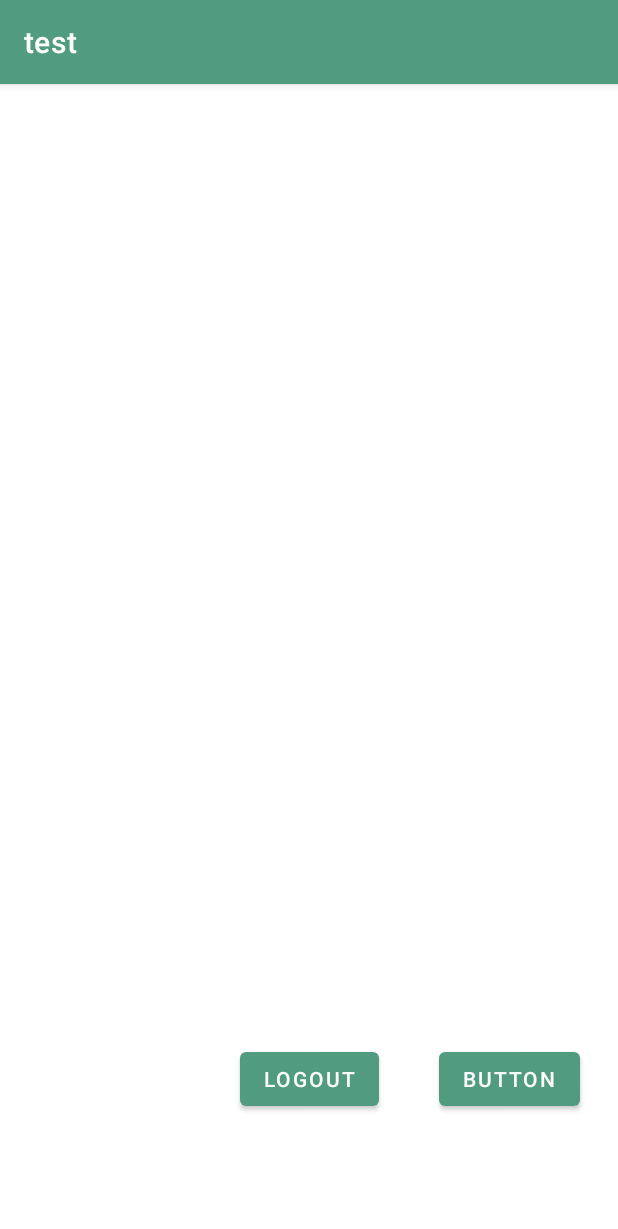
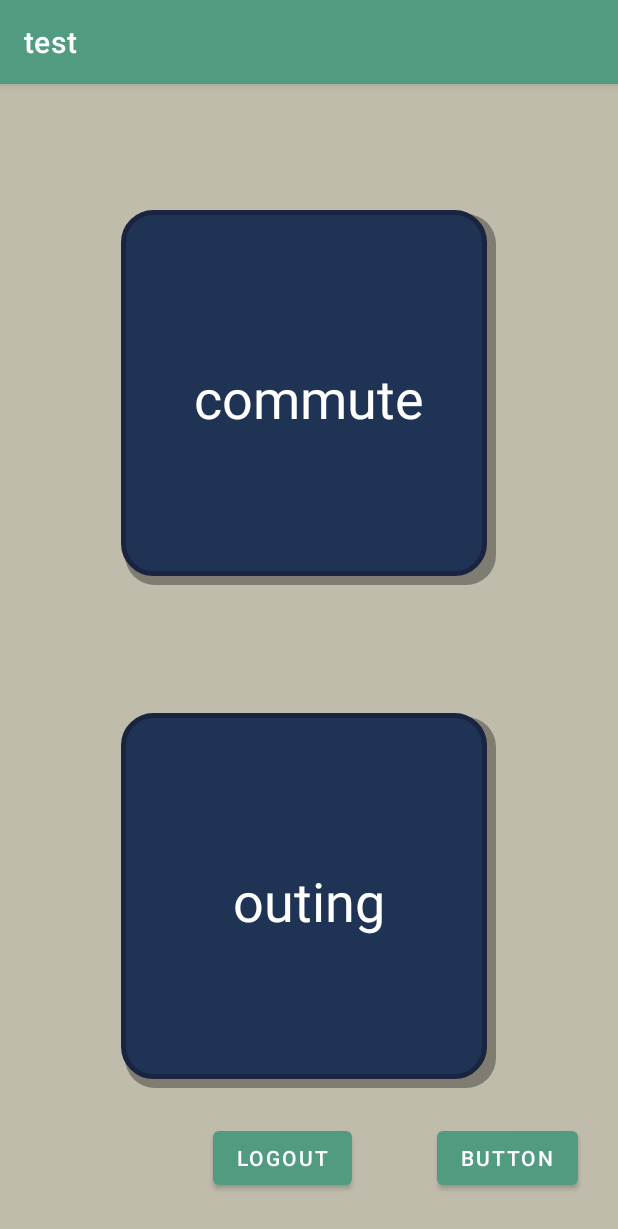
Before and after one commit to joey60504/SDHW, an Android app: the screen it shows after launch (MainActivity), on a phone screen of 412 x 824 dp. Shown: the top 1229 px of the screen. Run offline under Robolectric (Android 15) with nearby library versions, the phone set to English and light mode, and no system bars; our stand-ins replace Firebase (no records; nobody signed in at launch, a user with empty details on screens opened directly); libraries missing offline, so code that uses them is left out: com.firebase.ui; 2 statements that could not run were skipped.

Commit message:
修改前端部分

```diff
--- a/app/src/main/java/com/example/myapplication/login1.kt
+++ /dev/null
@@ -1,11 +0,0 @@
-package com.example.myapplication
-
-import android.os.Bundle
-import androidx.appcompat.app.AppCompatActivity
-
-class login1 : AppCompatActivity() {
-    override fun onCreate(savedInstanceState: Bundle?) {
-        super.onCreate(savedInstanceState)
-        setContentView(R.layout.activity_login1)
-    }
-}
--- a/app/src/main/java/com/example/myapplication/start.kt
+++ /dev/null
@@ -1,11 +0,0 @@
-package com.example.myapplication
-
-import android.os.Bundle
-import androidx.appcompat.app.AppCompatActivity
-
-class start : AppCompatActivity() {
-    override fun onCreate(savedInstanceState: Bundle?) {
-        super.onCreate(savedInstanceState)
-        setContentView(R.layout.activity_start)
-    }
-}
--- a/app/src/main/res/layout/activity_main.xml
+++ b/app/src/main/res/layout/activity_main.xml
@@ -4,6 +4,7 @@
     xmlns:tools="http://schemas.android.com/tools"
     android:layout_width="match_parent"
     android:layout_height="match_parent"
+    android:background="#bfbcac"
     tools:context=".MainActivity">
 
     <Button
@@ -14,10 +15,10 @@
         android:text="@string/logout"
         app:layout_constraintBottom_toBottomOf="parent"
         app:layout_constraintEnd_toEndOf="parent"
-        app:layout_constraintHorizontal_bias="0.501"
+        app:layout_constraintHorizontal_bias="0.444"
         app:layout_constraintStart_toStartOf="parent"
         app:layout_constraintTop_toTopOf="parent"
-        app:layout_constraintVertical_bias="0.888" />
+        app:layout_constraintVertical_bias="0.961" />
 
     <Button
         android:id="@+id/button3"
@@ -27,8 +28,60 @@
         android:text="Button"
         app:layout_constraintBottom_toBottomOf="parent"
         app:layout_constraintEnd_toEndOf="parent"
-        app:layout_constraintHorizontal_bias="0.921"
+        app:layout_constraintHorizontal_bias="0.917"
         app:layout_constraintStart_toStartOf="parent"
         app:layout_constraintTop_toTopOf="parent"
-        app:layout_constraintVertical_bias="0.888" />
+        app:layout_constraintVertical_bias="0.961" />
+
+    <ImageButton
+        android:id="@+id/imageButton10"
+        android:layout_width="250dp"
+        android:layout_height="250dp"
+        android:background="#00000000"
+        android:onClick="@string/commute"
+        app:layout_constraintBottom_toBottomOf="parent"
+        app:layout_constraintEnd_toEndOf="parent"
+        app:layout_constraintHorizontal_bias="0.496"
+        app:layout_constraintStart_toStartOf="parent"
+        app:layout_constraintTop_toTopOf="parent"
+        app:layout_constraintVertical_bias="0.162"
+        app:srcCompat="@drawable/rectangle" />
+
+
+    <ImageButton
+        android:id="@+id/imageButton11"
+        android:layout_width="250dp"
+        android:layout_height="250dp"
+        android:background="#00000000"
+        app:layout_constraintBottom_toBottomOf="parent"
+        app:layout_constraintEnd_toEndOf="parent"
+        app:layout_constraintHorizontal_bias="0.496"
+        app:layout_constraintStart_toStartOf="parent"
+        app:layout_constraintTop_toTopOf="parent"
+        app:layout_constraintVertical_bias="0.81"
+        app:srcCompat="@drawable/rectangle" />
+
+    <TextView
+        android:id="@+id/textView"
+        android:layout_width="wrap_content"
+        android:layout_height="wrap_content"
+        android:text="@string/commute"
+        android:textColor="#FFFFFF"
+        android:textSize="36sp"
+        app:layout_constraintBottom_toBottomOf="@+id/imageButton10"
+        app:layout_constraintEnd_toEndOf="@+id/imageButton10"
+        app:layout_constraintStart_toStartOf="@+id/imageButton10"
+        app:layout_constraintTop_toTopOf="@+id/imageButton10" />
+
+    <TextView
+        android:id="@+id/textView10"
+        android:layout_width="wrap_content"
+        android:layout_height="wrap_content"
+        android:text="@string/outing"
+        android:textColor="#FFFFFF"
+        android:textSize="36sp"
+        app:layout_constraintBottom_toBottomOf="@+id/imageButton11"
+        app:layout_constraintEnd_toEndOf="@+id/imageButton11"
+        app:layout_constraintStart_toStartOf="@+id/imageButton11"
+        app:layout_constraintTop_toTopOf="@+id/imageButton11" />
 </androidx.constraintlayout.widget.ConstraintLayout>
```
